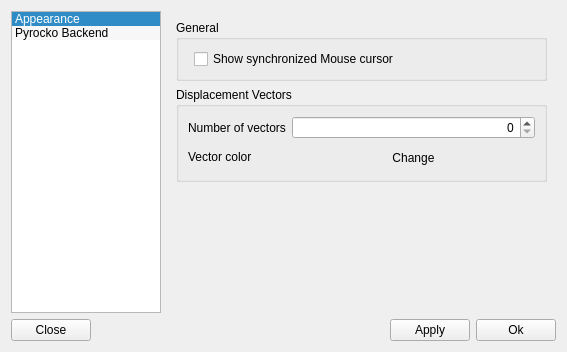
This is src/talpa/res/dialog_config.ui in pyrocko/kite as Qt 5 draws it before an edit. The edited form follows.
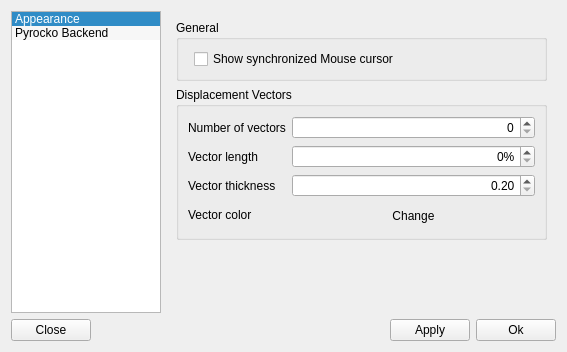
This is the edited form.

```diff
--- a/src/talpa/res/dialog_config.ui
+++ b/src/talpa/res/dialog_config.ui
@@ -130,7 +130,7 @@
               </property>
              </widget>
             </item>
-            <item row="1" column="0">
+            <item row="4" column="0">
              <widget class="QLabel" name="vector_color_label">
               <property name="text">
                <string>Vector color</string>
@@ -140,7 +140,7 @@
               </property>
              </widget>
             </item>
-            <item row="1" column="1">
+            <item row="4" column="1">
              <widget class="QPushButton" name="vector_color">
               <property name="minimumSize">
                <size>
@@ -165,6 +165,49 @@
               </property>
              </widget>
             </item>
+            <item row="1" column="1">
+             <widget class="QSpinBox" name="vector_relative_length">
+              <property name="alignment">
+               <set>Qt::AlignRight|Qt::AlignTrailing|Qt::AlignVCenter</set>
+              </property>
+              <property name="suffix">
+               <string>%</string>
+              </property>
+              <property name="maximum">
+               <number>100</number>
+              </property>
+             </widget>
+            </item>
+            <item row="1" column="0">
+             <widget class="QLabel" name="label">
+              <property name="text">
+               <string>Vector length</string>
+              </property>
+             </widget>
+            </item>
+            <item row="3" column="0">
+             <widget class="QLabel" name="label_2">
+              <property name="text">
+               <string>Vector thickness</string>
+              </property>
+             </widget>
+            </item>
+            <item row="3" column="1">
+             <widget class="QDoubleSpinBox" name="vector_pen_thickness">
+              <property name="alignment">
+               <set>Qt::AlignRight|Qt::AlignTrailing|Qt::AlignVCenter</set>
+              </property>
+              <property name="minimum">
+               <double>0.200000000000000</double>
+              </property>
+              <property name="maximum">
+               <double>2.000000000000000</double>
+              </property>
+              <property name="singleStep">
+               <double>0.200000000000000</double>
+              </property>
+             </widget>
+            </item>
            </layout>
           </widget>
          </item>
```
